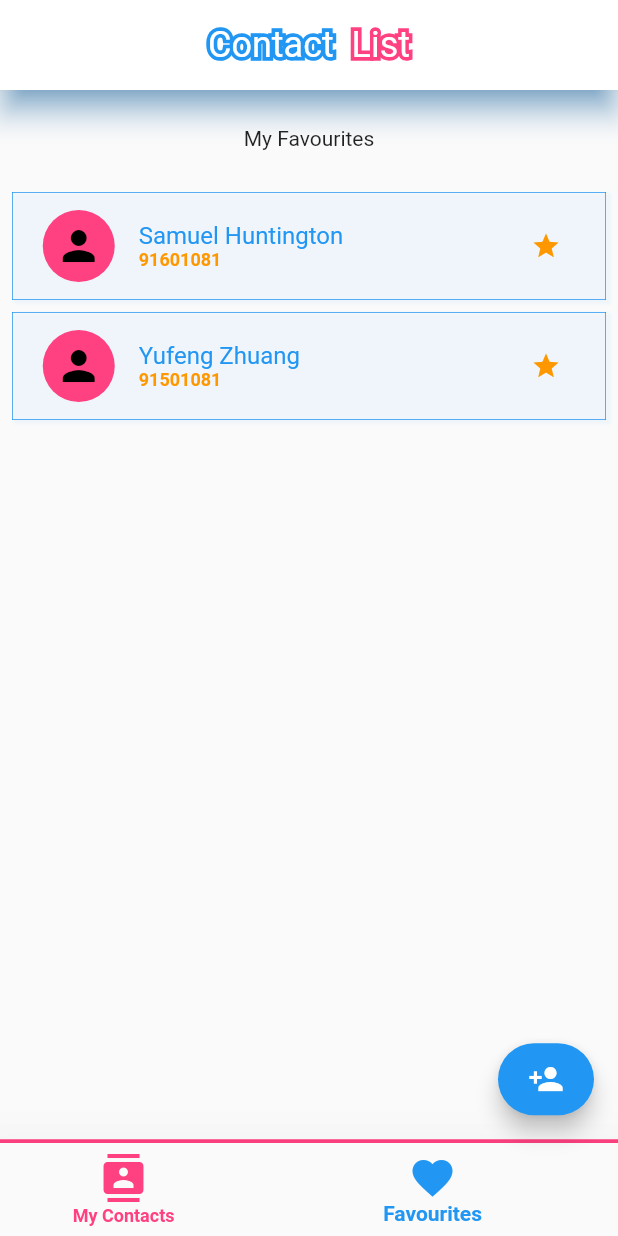
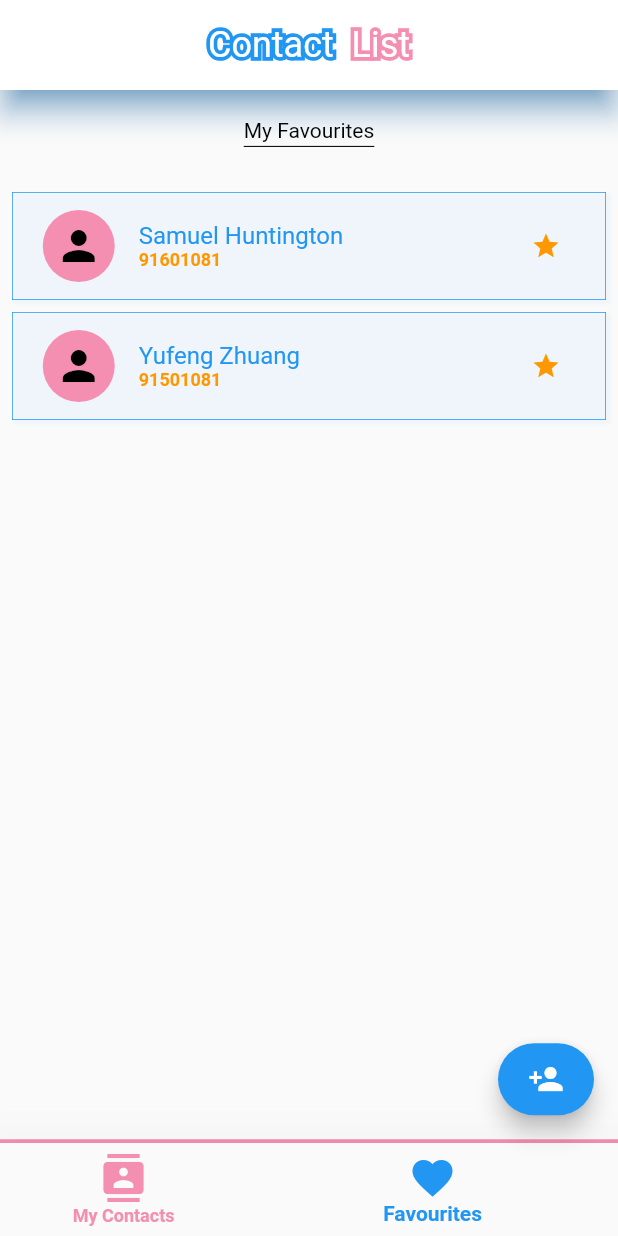
Before and after one commit to rainy-windy/contactlist, a Flutter app: the screen it shows after launch, item 2 of the bottom bar chosen, after a tap on the "star" icon, on a phone screen of 412 x 824 dp. Run offline on Flutter 3.47's test engine with Material 2 defaults, Android fonts, the phone set to English and light mode, and no system bars.

Commit message:
Adjust colouring on theme

```diff
--- a/lib/main.dart
+++ b/lib/main.dart
@@ -40,7 +40,7 @@ class _AppState extends State<App> {
   Widget build(BuildContext context) {
 
     return _initialising
-      ? const CircularProgressIndicator()
+      ? const CircularProgressIndicator(strokeWidth: 8, backgroundColor: Colors.blue)
       : MultiProvider(
           providers: [
             ChangeNotifierProvider.value(
@@ -53,13 +53,12 @@ class _AppState extends State<App> {
               primaryColor: Colors.white,
               primaryColorLight:  Colors.orange,
               primaryColorDark: Colors.blue,
-              secondaryHeaderColor: Colors.pinkAccent,
+              secondaryHeaderColor: Colors.pink[200],
               dividerColor: Colors.pinkAccent,
-              errorColor: Colors.red,
+              errorColor: Colors.red[700],
               elevatedButtonTheme: ElevatedButtonThemeData(
                 style: ElevatedButton.styleFrom(primary: Theme.of(context).errorColor),
               ),
-              // fontFamily: 'Montserrat',
             ),
             home: const Home(),
             routes: <String, WidgetBuilder>{
--- a/lib/screens/edit.dart
+++ b/lib/screens/edit.dart
@@ -131,7 +131,7 @@ class _EditState extends State<Edit> {
             children: <Widget>[
               TextFormField(
                 initialValue: _current.firstName,
-                maxLength: 12,
+                maxLength: 10,
                 decoration: _textstyle('First Name', const Icon(Icons.text_fields)),
                 textInputAction: TextInputAction.next,
                 onFieldSubmitted: (_) => FocusScope.of(context).requestFocus(_nameNode),
--- a/lib/screens/persona.dart
+++ b/lib/screens/persona.dart
@@ -88,14 +88,14 @@ class _PersonaState extends State<Persona> {
                               Expanded(
                                   flex: 4,
                                   child: GestureDetector(
-                                    child: const Gesture(caption: 'Edit', colourStart: Color(0xFF90EE90), colourEnd: Color(0xFF008080), icon:  Icon(Icons.edit)),
+                                    child: Gesture(caption: 'Edit', colourStart: const Color(0xFFFFE0B2), colourEnd: Theme.of(context).primaryColorLight, icon:  Icon(Icons.edit)),
                                     onTap: () =>  Navigator.of(context).pushNamed('/edit', arguments: _index),
                                   ),
                               ),
                               Expanded(
                                   flex: 4,
                                   child: InkWell(
-                                    child: Gesture(caption: 'Fav', colourStart: const Color(0xFFFFFF00), colourEnd: const Color(0xFFCCCC00), icon: favlist.contains(_person!.mobileNumber)? const Icon(Icons.star) : const Icon(Icons.star_border)),
+                                    child: Gesture(caption: 'Star', colourStart: const Color(0xFFFCE4EC), colourEnd: Theme.of(context).secondaryHeaderColor, icon: favlist.contains(_person!.mobileNumber)? const Icon(Icons.star) : const Icon(Icons.star_border)),
                                     onTap: () =>Provider.of<Contacts>(context,listen: false).like(_person!.mobileNumber as String),
                                     splashColor:  const Color(0xFFFFFF00),
                                     radius: 16,
--- a/lib/widgets/contactlist.dart
+++ b/lib/widgets/contactlist.dart
@@ -5,7 +5,7 @@ import '../providers/contacts.dart';
 import '../models/person.dart';
 
 import '../widgets/sliverbar.dart';
-import 'deletedialogue.dart';
+import './deletedialogue.dart';
 
 class ContactList extends StatefulWidget {
   const ContactList({Key? key }) : super(key: key);
@@ -25,17 +25,17 @@ class _ContactListState extends State<ContactList> {
       slivers: <Widget>[
         const SliverBar(),
         SliverToBoxAdapter(child:  Container(
-          margin: const EdgeInsets.symmetric(horizontal: 16.0, vertical: 8.0),
+          margin: const EdgeInsets.symmetric(horizontal: 12.0, vertical: 8.0),
           child: Column(
             children: const <Widget>[
-              Text('To view more details, tap on the each card! Swipe right to delete, double tap to edit straight! For more actions, tap on the arrow head.'),
-              Divider()
+              Text('Swipe right to delete, double tap to edit straight! For more actions, tap on the arrow head.', textAlign: TextAlign.justify),
+              Divider(thickness: 1)
             ],
           ),
         ),),
         SliverList(delegate: SliverChildBuilderDelegate((BuildContext context, int n) {
           return Dismissible(
-                key: ValueKey<int>(n),
+                key: ValueKey<String>(listing[n].mobileNumber as String),
                 background: Container(
                   margin: const EdgeInsets.symmetric(horizontal: 16.0, vertical: 4.0),
                   alignment: Alignment.centerRight,
@@ -63,7 +63,7 @@ class _ContactListState extends State<ContactList> {
                           Padding(
                             padding: const EdgeInsets.symmetric(horizontal: 16.0),
                             child:  CircleAvatar(
-                              child: const Icon(Icons.person,  color: Colors.black, size: 32, ),
+                              child: const Icon(Icons.person,  color: Colors.black, size: 32),
                               backgroundColor: Theme.of(context).secondaryHeaderColor,
                               minRadius: 16.0,
                               maxRadius: 24.0,
--- a/lib/widgets/deletedialogue.dart
+++ b/lib/widgets/deletedialogue.dart
@@ -31,7 +31,7 @@ class DeleteDialogue extends StatelessWidget {
     return AlertDialog(
       content: Container(
             padding: const EdgeInsets.only(top: 24),
-            height: MediaQuery.of(context).size.height * 0.2,
+            height: 160,
             width: double.maxFinite,
             child: Column(
               mainAxisAlignment: MainAxisAlignment.spaceBetween,
--- a/lib/widgets/favlist.dart
+++ b/lib/widgets/favlist.dart
@@ -24,7 +24,16 @@ class _FavListState extends State<FavList> {
     return  CustomScrollView(
       slivers: <Widget>[
         const SliverBar(),
-        SliverToBoxAdapter(child: SizedBox(height: 64, child: Container(alignment: Alignment.center, child: const  Text('My Favourites')))),
+        SliverToBoxAdapter(child: SizedBox(height: 64, child: Container(alignment: Alignment.center,
+          child: const  Text('My Favourites',
+            style: TextStyle(
+              decoration: TextDecoration.underline,
+              shadows: [ Shadow(color: Colors.black, offset: Offset(0, -5)) ],
+              decorationColor: Colors.black,
+              color: Colors.transparent)
+            ),
+          ),
+        )),
         (_favlist.isEmpty)
           ? SliverToBoxAdapter(
             child: Container(
@@ -57,6 +66,7 @@ class _FavListState extends State<FavList> {
             )
           : SliverList(delegate: SliverChildBuilderDelegate((BuildContext context, int n) {
               return (_favlist.contains(listing[n].mobileNumber!))? GestureDetector(
+                key: ValueKey<String>(listing[n].mobileNumber as String),
                 onTap: () =>  setState(() =>  _expand = (_expand != n)? n : null),
                 onDoubleTap: () => Navigator.of(context).pushNamed(  '/persona', arguments: n),
                 child: Container(
```
Also changed, not shown: lib/widgets/gesture.dart (+4 -4 lines), 2 other files.
